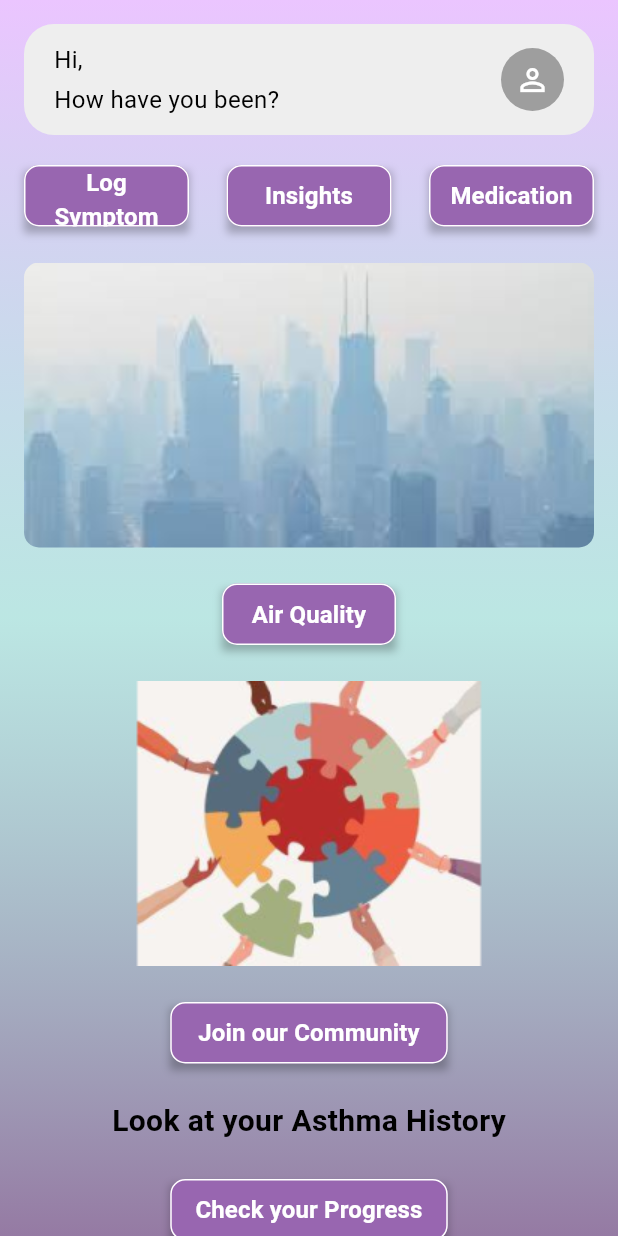
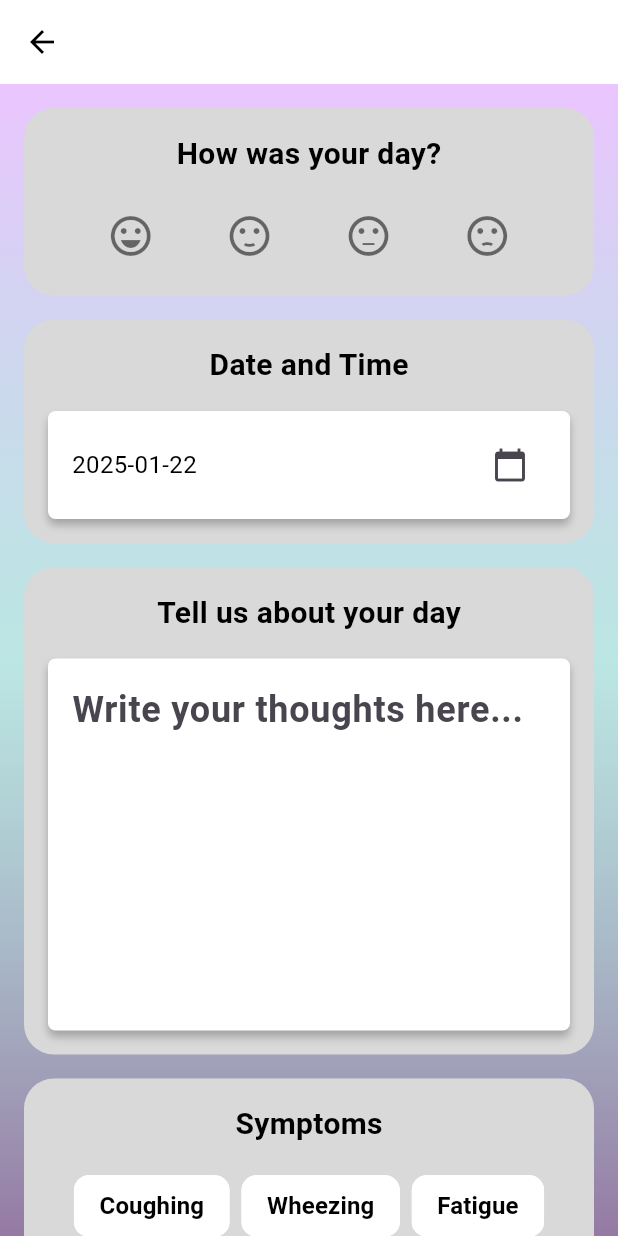
Before and after one commit to cpokala/AllerAlert, a Flutter app: the HomeScreen screen opened by its route, after a tap on "Log Symptom", on a phone screen of 412 x 824 dp. Run offline on Flutter 3.47's test engine with Material 3 defaults, Android fonts, the phone set to English and light mode, and no system bars.

Commit message:
Added Log Symptoms Screen

```diff
--- a/lib/main.dart
+++ b/lib/main.dart
@@ -2,6 +2,7 @@ import 'package:flutter/material.dart';
 import 'screens/login_screen.dart';
 import 'screens/signup_screen.dart';
 import 'screens/home_screen.dart';
+import 'screens/log_symptoms_screen.dart';
 
 void main() {
   runApp(const MyApp());
@@ -41,11 +42,11 @@ class MyApp extends StatelessWidget {
           ),
         ),
       ),
-      // Define named routes
       routes: {
         '/': (context) => const LoginScreen(),
         '/signup': (context) => const SignupScreen(),
         '/home': (context) => const HomeScreen(),
+        '/log-symptoms': (context) => const LogSymptomsScreen(),
       },
       initialRoute: '/',
     );
--- a/lib/screens/home_screen.dart
+++ b/lib/screens/home_screen.dart
@@ -73,9 +73,9 @@ class HomeScreen extends StatelessWidget {
                   Row(
                     mainAxisAlignment: MainAxisAlignment.spaceBetween,
                     children: [
-                      _buildActionButton('Log Symptom'),
-                      _buildActionButton('Insights'),
-                      _buildActionButton('Medication'),
+                      _buildActionButton(context, 'Log Symptom'),
+                      _buildActionButton(context, 'Insights'),
+                      _buildActionButton(context, 'Medication'),
                     ],
                   ),
 
@@ -95,7 +95,7 @@ class HomeScreen extends StatelessWidget {
                   const SizedBox(height: 24),
 
                   // Air Quality Button
-                  _buildActionButton('Air Quality', width: 116),
+                  _buildActionButton(context, 'Air Quality', width: 116),
 
                   const SizedBox(height: 24),
 
@@ -113,7 +113,7 @@ class HomeScreen extends StatelessWidget {
                   const SizedBox(height: 24),
 
                   // Join Community Button
-                  _buildActionButton('Join our Community', width: 185),
+                  _buildActionButton(context, 'Join our Community', width: 185),
 
                   const SizedBox(height: 24),
 
@@ -130,7 +130,7 @@ class HomeScreen extends StatelessWidget {
                   const SizedBox(height: 24),
 
                   // Progress Button
-                  _buildActionButton('Check your Progress', width: 185),
+                  _buildActionButton(context, 'Check your Progress', width: 185),
                 ],
               ),
             ),
@@ -140,7 +140,7 @@ class HomeScreen extends StatelessWidget {
     );
   }
 
-  Widget _buildActionButton(String text, {double? width}) {
+  Widget _buildActionButton(BuildContext context, String text, {double? width}) {
     return Container(
       width: width ?? 110,
       height: 41,
@@ -154,7 +154,11 @@ class HomeScreen extends StatelessWidget {
         ],
       ),
       child: ElevatedButton(
-        onPressed: () {},
+        onPressed: () {
+          if (text == 'Log Symptom') {
+            Navigator.pushNamed(context, '/log-symptoms');
+          }
+        },
         style: ElevatedButton.styleFrom(
           backgroundColor: const Color(0xFF9866B0),
           foregroundColor: Colors.white,
--- /dev/null
+++ b/lib/screens/log_symptoms_screen.dart
@@ -0,0 +1,232 @@
+import 'package:flutter/material.dart';
+
+class LogSymptomsScreen extends StatefulWidget {
+  const LogSymptomsScreen({super.key});
+
+  @override
+  State<LogSymptomsScreen> createState() => _LogSymptomsScreenState();
+}
+
+class _LogSymptomsScreenState extends State<LogSymptomsScreen> {
+  final _thoughtsController = TextEditingController();
+  DateTime _selectedDate = DateTime.now();
+  int? _selectedMoodIndex;
+
+  final List<String> _symptoms = [
+    'Coughing',
+    'Wheezing',
+    'Fatigue',
+    'Increased mucus production'
+  ];
+  final List<bool> _selectedSymptoms = [false, false, false, false];
+
+  @override
+  void dispose() {
+    _thoughtsController.dispose();
+    super.dispose();
+  }
+
+  @override
+  Widget build(BuildContext context) {
+    return Scaffold(
+      appBar: AppBar(
+        backgroundColor: Colors.transparent,
+        elevation: 0,
+        leading: IconButton(
+          icon: const Icon(Icons.arrow_back, color: Colors.black),
+          onPressed: () => Navigator.of(context).pop(),
+        ),
+      ),
+      body: Container(
+        decoration: const BoxDecoration(
+          gradient: LinearGradient(
+            begin: Alignment(0.00, -1.00),
+            end: Alignment(0, 1),
+            colors: [Color(0xFFEBC5FF), Color(0xAA9ADAD5), Color(0xFF957AA3)],
+          ),
+        ),
+        child: SafeArea(
+          child: SingleChildScrollView(
+            padding: const EdgeInsets.all(16.0),
+            child: Column(
+              children: [
+                // Mood Section
+                _buildSection(
+                  'How was your day?',
+                  child: Row(
+                    mainAxisAlignment: MainAxisAlignment.spaceEvenly,
+                    children: List.generate(4, (index) {
+                      final IconData iconData = index == 0
+                          ? Icons.sentiment_very_satisfied
+                          : index == 1
+                          ? Icons.sentiment_satisfied
+                          : index == 2
+                          ? Icons.sentiment_neutral
+                          : Icons.sentiment_dissatisfied;
+                      return IconButton(
+                        icon: Icon(
+                          iconData,
+                          size: 32,
+                          color: _selectedMoodIndex == index
+                              ? const Color(0xFF9866B0)
+                              : Colors.black54,
+                        ),
+                        onPressed: () {
+                          setState(() {
+                            _selectedMoodIndex = index;
+                          });
+                        },
+                      );
+                    }),
+                  ),
+                ),
+
+                const SizedBox(height: 16),
+
+                // Date and Time Section
+                _buildSection(
+                  'Date and Time',
+                  child: Container(
+                    padding: const EdgeInsets.symmetric(horizontal: 16, vertical: 12),
+                    decoration: BoxDecoration(
+                      color: Colors.white,
+                      borderRadius: BorderRadius.circular(5),
+                      boxShadow: const [
+                        BoxShadow(
+                          color: Color(0x3F000000),
+                          blurRadius: 4,
+                          offset: Offset(0, 4),
+                        ),
+                      ],
+                    ),
+                    child: Row(
+                      mainAxisAlignment: MainAxisAlignment.spaceBetween,
+                      children: [
+                        Text(
+                          '${_selectedDate.toLocal()}'.split(' ')[0],
+                          style: const TextStyle(
+                            fontSize: 16,
+                            fontWeight: FontWeight.w400,
+                          ),
+                        ),
+                        IconButton(
+                          icon: const Icon(Icons.calendar_today),
+                          onPressed: () async {
+                            final DateTime? picked = await showDatePicker(
+                              context: context,
+                              initialDate: _selectedDate,
+                              firstDate: DateTime(2000),
+                              lastDate: DateTime(2025),
+                            );
+                            if (picked != null && picked != _selectedDate) {
+                              setState(() {
+                                _selectedDate = picked;
+                              });
+                            }
+                          },
+                        ),
+                      ],
+                    ),
+                  ),
+                ),
+
+                const SizedBox(height: 16),
+
+                // Thoughts Section
+                _buildSection(
+                  'Tell us about your day',
+                  child: Container(
+                    decoration: BoxDecoration(
+                      color: Colors.white,
+                      borderRadius: BorderRadius.circular(5),
+                      boxShadow: const [
+                        BoxShadow(
+                          color: Color(0x3F000000),
+                          blurRadius: 4,
+                          offset: Offset(0, 4),
+                        ),
+                      ],
+                    ),
+                    child: TextField(
+                      controller: _thoughtsController,
+                      maxLines: 6,
+                      decoration: const InputDecoration(
+                        hintText: 'Write your thoughts here...',
+                        border: InputBorder.none,
+                        contentPadding: EdgeInsets.all(16),
+                      ),
+                    ),
+                  ),
+                ),
+
+                const SizedBox(height: 16),
+
+                // Symptoms Section
+                _buildSection(
+                  'Symptoms',
+                  child: Wrap(
+                    spacing: 8,
+                    runSpacing: 8,
+                    children: List.generate(_symptoms.length, (index) {
+                      return FilterChip(
+                        label: Text(
+                          _symptoms[index],
+                          style: TextStyle(
+                            color: _selectedSymptoms[index]
+                                ? Colors.white
+                                : Colors.black,
+                            fontSize: 16,
+                            fontWeight: FontWeight.w600,
+                          ),
+                        ),
+                        selected: _selectedSymptoms[index],
+                        onSelected: (bool selected) {
+                          setState(() {
+                            _selectedSymptoms[index] = selected;
+                          });
+                        },
+                        backgroundColor: Colors.white,
+                        selectedColor: const Color(0xFF9866B0),
+                        checkmarkColor: Colors.white,
+                        showCheckmark: false,
+                        shape: RoundedRectangleBorder(
+                          borderRadius: BorderRadius.circular(10),
+                          side: const BorderSide(color: Colors.white),
+                        ),
+                      );
+                    }),
+                  ),
+                ),
+              ],
+            ),
+          ),
+        ),
+      ),
+    );
+  }
+
+  Widget _buildSection(String title, {required Widget child}) {
+    return Container(
+      width: double.infinity,
+      padding: const EdgeInsets.all(16),
+      decoration: BoxDecoration(
+        color: const Color(0xFFD9D9D9),
+        borderRadius: BorderRadius.circular(20),
+      ),
+      child: Column(
+        crossAxisAlignment: CrossAxisAlignment.center,
+        children: [
+          Text(
+            title,
+            style: const TextStyle(
+              fontSize: 20,
+              fontWeight: FontWeight.w600,
+            ),
+          ),
+          const SizedBox(height: 16),
+          child,
+        ],
+      ),
+    );
+  }
+}
```
